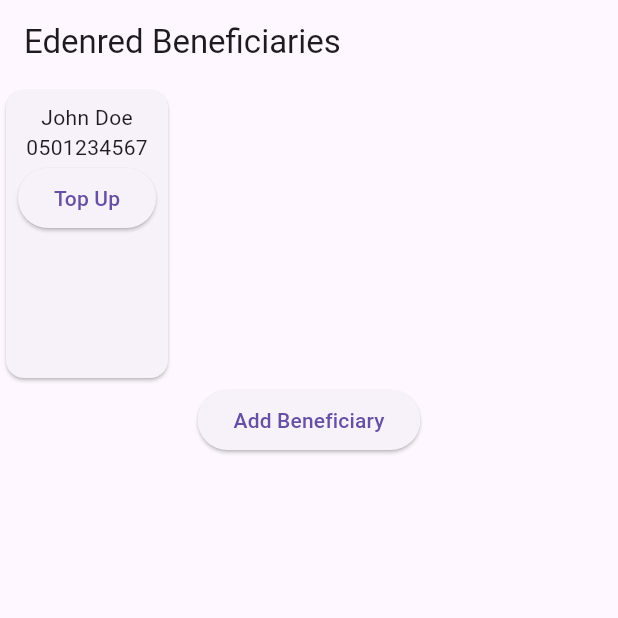
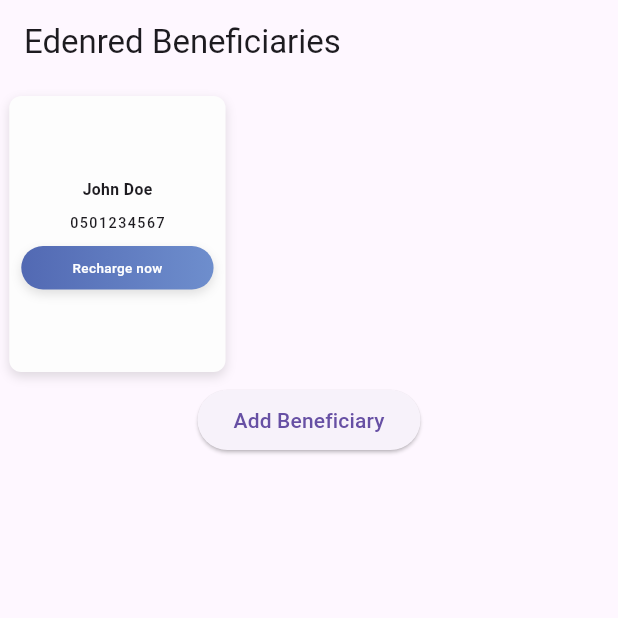
Before and after one commit to Piyushhhhh/Mobile_recharge, a Flutter app: the screen it shows after launch, after a tap on "Add Beneficiary", on a phone screen of 412 x 824 dp, the top half of it. Run offline on Flutter 3.47's test engine with Material 3 defaults, Android fonts, the phone set to English and light mode, and no system bars; our stand-ins replace shared_preferences.

Commit message:
created beneficaery cards and horizontal slider

```diff
--- a/lib/main.dart
+++ b/lib/main.dart
@@ -1,6 +1,6 @@
 import 'package:flutter/material.dart';
 import 'package:mobile_recharge/controller/beneficiary_provider.dart';
-import 'package:mobile_recharge/view/home_screen.dart';
+import 'package:mobile_recharge/view/home/home_screen.dart';
 import 'package:provider/provider.dart';
 
 void main() {
--- a/lib/view/home_screen.dart
+++ b/lib/view/home/home_screen.dart
@@ -1,6 +1,7 @@
 import 'package:flutter/material.dart';
 import 'package:mobile_recharge/controller/beneficiary_provider.dart';
 import 'package:mobile_recharge/models/beneficiary.dart';
+import 'package:mobile_recharge/view/home/widgets/beneficery_top_up_button.dart';
 import 'package:provider/provider.dart';
 
 class HomeScreen extends StatelessWidget {
@@ -23,35 +24,12 @@ class HomeScreen extends StatelessWidget {
                   itemCount: provider.beneficiaries.length,
                   itemBuilder: (context, index) {
                     final beneficiary = provider.beneficiaries[index];
-                    return Card(
-                      child: Padding(
-                        padding: const EdgeInsets.all(8.0),
-                        child: Column(
-                          children: [
-                            Text(beneficiary.nickname),
-                            Text(beneficiary.phoneNumber),
-                            ElevatedButton(
-                              onPressed: () {
-                                Navigator.push(
-                                  context,
-                                  MaterialPageRoute(
-                                    builder: (context) =>
-                                        TopUpScreen(beneficiary: beneficiary),
-                                  ),
-                                );
-                              },
-                              child: const Text('Top Up'),
-                            ),
-                          ],
-                        ),
-                      ),
-                    );
+                    return beneficeryCard(context, beneficiary);
                   },
                 ),
               ),
               ElevatedButton(
                 onPressed: () {
-                  // Example of adding a beneficiary
                   provider.addBeneficiary(Beneficiary(
                     nickname: 'John Doe',
                     phoneNumber: '0501234567',
@@ -101,3 +79,52 @@ class TopUpScreen extends StatelessWidget {
     );
   }
 }
+
+Widget beneficeryCard(BuildContext context, Beneficiary beneficiary) {
+  return Padding(
+    padding: EdgeInsets.symmetric(
+        horizontal: MediaQuery.of(context).size.width * 0.015, vertical: 8.0),
+    child: SizedBox(
+      width: MediaQuery.of(context).size.width * 0.35,
+      child: Container(
+        decoration: BoxDecoration(
+            borderRadius: BorderRadius.circular(8),
+            color: const Color(0xFFFDFDFD),
+            boxShadow: const [
+              BoxShadow(
+                  blurRadius: 5, color: Colors.black12, offset: Offset(0, 3))
+            ]),
+        child: Padding(
+          padding: const EdgeInsets.symmetric(horizontal: 8.0),
+          child: Column(
+            mainAxisAlignment: MainAxisAlignment.center,
+            children: [
+              Text(
+                beneficiary.nickname,
+                maxLines: 1,
+                overflow: TextOverflow.ellipsis,
+                style: const TextStyle(
+                    fontSize: 10.5,
+                    // color: MAIN1,
+                    fontWeight: FontWeight.bold),
+              ),
+              const SizedBox(
+                height: 8,
+              ),
+              Text(beneficiary.phoneNumber,
+                  style: const TextStyle(
+                      fontSize: 9.5,
+                      // color: TEXT_FIELD_HINT_COLOR,
+                      letterSpacing: 1,
+                      fontWeight: FontWeight.w500)),
+              const SizedBox(
+                height: 8,
+              ),
+              beneficiaryTopUpBtn(context, beneficiary)
+            ],
+          ),
+        ),
+      ),
+    ),
+  );
+}
--- /dev/null
+++ b/lib/view/home/widgets/beneficery_top_up_button.dart
@@ -0,0 +1,36 @@
+import 'package:flutter/material.dart';
+import 'package:mobile_recharge/models/beneficiary.dart';
+import 'package:mobile_recharge/view/home/home_screen.dart';
+
+Widget beneficiaryTopUpBtn(BuildContext context, Beneficiary beneficiary) {
+  return GestureDetector(
+    onTap: () {
+      Navigator.push(
+        context,
+        MaterialPageRoute(
+          builder: (context) => TopUpScreen(beneficiary: beneficiary),
+        ),
+      );
+    },
+    child: Container(
+      decoration: const BoxDecoration(
+          borderRadius: BorderRadius.all(Radius.circular(25)),
+          gradient:
+              LinearGradient(colors: [Color(0xff5269B3), Color(0XFF6E8ECD)]),
+          boxShadow: [
+            BoxShadow(
+                blurRadius: 5, color: Colors.black12, offset: Offset(0, 3))
+          ]),
+      child: const Center(
+        child: Padding(
+          padding: EdgeInsets.symmetric(horizontal: 6.0, vertical: 8.0),
+          child: Text(
+            "Recharge now",
+            style: TextStyle(
+                color: Colors.white, fontSize: 9, fontWeight: FontWeight.w500),
+          ),
+        ),
+      ),
+    ),
+  );
+}
```
Also changed, not shown: lib/view/home/widgets/beneficery_card.dart (added, +52 -0 lines).
